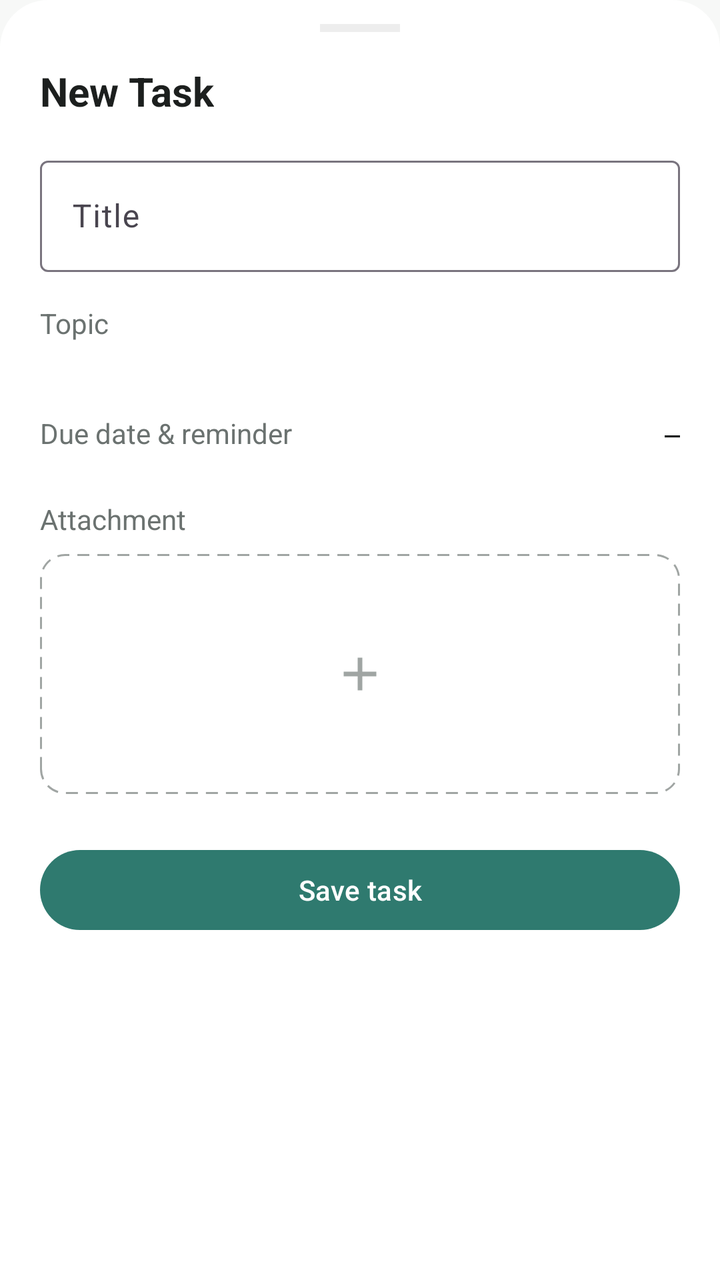
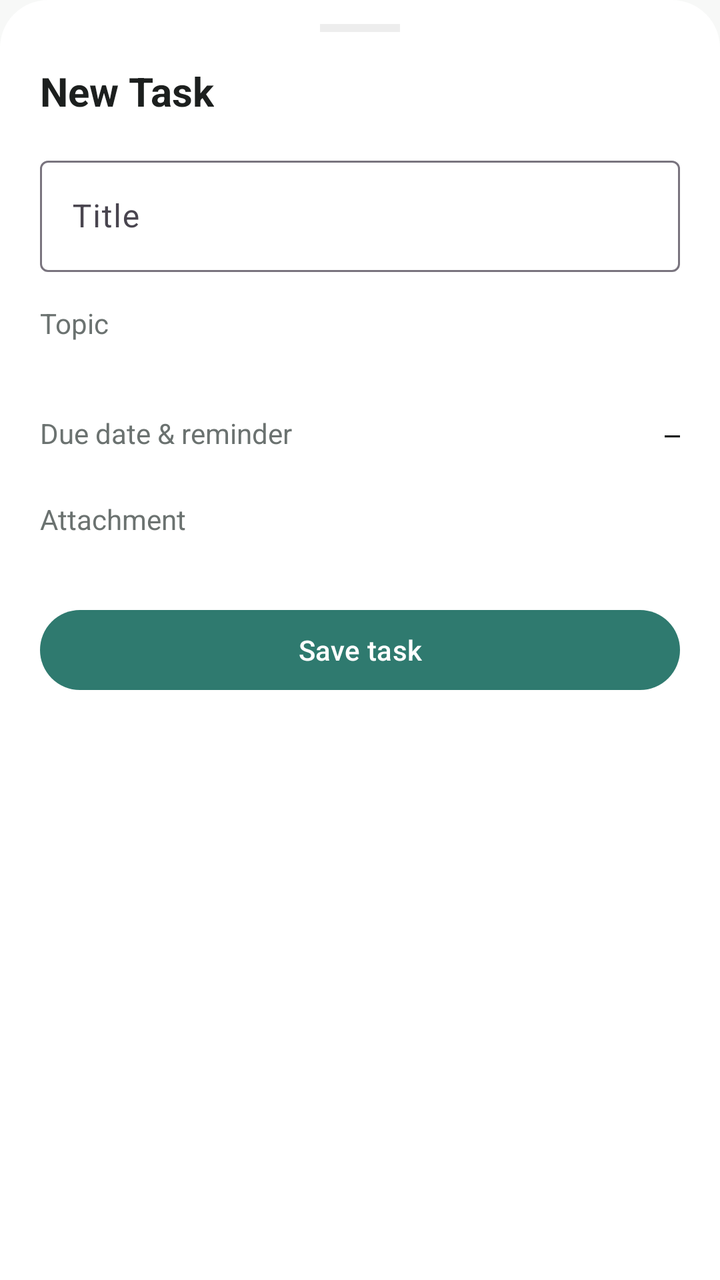

Two renders of the same Android screen: before a commit and after it. Below are the layout's source before the change and the commit's diff.
<!-- AndroidManifest.xml: application theme Theme.TodoList -->
<!-- res/layout/bottomsheet_edit_task.xml -->
<?xml version="1.0" encoding="utf-8"?>
<ScrollView xmlns:android="http://schemas.android.com/apk/res/android"
    xmlns:app="http://schemas.android.com/apk/res-auto"
    android:layout_width="match_parent"
    android:layout_height="wrap_content"
    android:background="@drawable/bg_bottom_sheet">

    <LinearLayout
        android:layout_width="match_parent"
        android:layout_height="wrap_content"
        android:orientation="vertical"
        android:paddingHorizontal="20dp"
        android:paddingTop="12dp"
        android:paddingBottom="24dp">

        <View
            android:layout_width="40dp"
            android:layout_height="4dp"
            android:layout_gravity="center_horizontal"
            android:layout_marginBottom="16dp"
            android:background="@color/whisper_border" />

        <TextView
            android:id="@+id/sheet_title"
            android:layout_width="wrap_content"
            android:layout_height="wrap_content"
            android:text="@string/new_task"
            android:textColor="@color/charcoal_ink"
            android:textSize="20sp"
            android:textStyle="bold"
            android:layout_marginBottom="16dp" />

        <com.google.android.material.textfield.TextInputLayout
            android:layout_width="match_parent"
            android:layout_height="wrap_content"
            android:hint="@string/title">

            <com.google.android.material.textfield.TextInputEditText
                android:id="@+id/et_title"
                android:layout_width="match_parent"
                android:layout_height="wrap_content"
                android:inputType="textCapSentences"
                android:maxLines="2" />
        </com.google.android.material.textfield.TextInputLayout>

        <TextView
            android:layout_width="wrap_content"
            android:layout_height="wrap_content"
            android:layout_marginTop="16dp"
            android:text="@string/topic"
            android:textColor="@color/muted_steel"
            android:textSize="14sp" />

        <com.google.android.material.chip.ChipGroup
            android:id="@+id/topic_chips"
            android:layout_width="match_parent"
            android:layout_height="wrap_content"
            android:layout_marginTop="8dp"
            app:singleSelection="true"
            app:selectionRequired="true" />

        <LinearLayout
            android:id="@+id/row_due"
            android:layout_width="match_parent"
            android:layout_height="wrap_content"
            android:orientation="horizontal"
            android:gravity="center_vertical"
            android:layout_marginTop="20dp"
            android:background="?attr/selectableItemBackground"
            android:paddingVertical="8dp">

            <TextView
                android:layout_width="0dp"
                android:layout_height="wrap_content"
                android:layout_weight="1"
                android:text="@string/due_reminder"
                android:textColor="@color/muted_steel"
                android:textSize="14sp" />

            <TextView
                android:id="@+id/tv_due"
                android:layout_width="wrap_content"
                android:layout_height="wrap_content"
                android:fontFamily="monospace"
                android:textColor="@color/charcoal_ink"
                android:textSize="13sp"
                android:text="—" />

            <ImageView
                android:id="@+id/btn_clear_due"
                android:layout_width="20dp"
                android:layout_height="20dp"
                android:layout_marginStart="8dp"
                android:contentDescription="@string/delete"
                android:src="@drawable/ic_add"
                android:rotation="45"
                android:visibility="gone"
                app:tint="@color/muted_steel" />
        </LinearLayout>

        <TextView
            android:layout_width="wrap_content"
            android:layout_height="wrap_content"
            android:layout_marginTop="16dp"
            android:text="@string/attachment"
            android:textColor="@color/muted_steel"
            android:textSize="14sp" />

        <FrameLayout
            android:id="@+id/attach"
            android:layout_width="match_parent"
            android:layout_height="120dp"
            android:layout_marginTop="8dp"
            android:background="@drawable/bg_dashed">

            <ImageView
                android:id="@+id/attach_placeholder"
                android:layout_width="28dp"
                android:layout_height="28dp"
                android:layout_gravity="center"
                android:contentDescription="@string/attachment"
                android:src="@drawable/ic_add"
                app:tint="@color/faint_steel" />

            <ImageView
                android:id="@+id/preview"
                android:layout_width="match_parent"
                android:layout_height="match_parent"
                android:contentDescription="@string/attachment"
                android:scaleType="centerCrop"
                android:visibility="gone" />
        </FrameLayout>

        <com.google.android.material.button.MaterialButton
            android:id="@+id/btn_save"
            android:layout_width="match_parent"
            android:layout_height="wrap_content"
            android:layout_marginTop="24dp"
            android:text="@string/save_task"
            android:textColor="@color/pure_surface"
            app:backgroundTint="@color/muted_sage"
            app:cornerRadius="20dp" />
    </LinearLayout>
</ScrollView>
<!-- resources referenced by this layout -->
<resources>
  <color name="charcoal_ink">#1C1F1E</color>
  <color name="faint_steel">#A0A5A3</color>
  <color name="muted_sage">#2F7A6F</color>
  <color name="muted_steel">#6B7270</color>
  <color name="pure_surface">#FFFFFF</color>
  <color name="whisper_border">#141C1F1E</color>
  <!-- drawable bg_bottom_sheet (drawable) -->
  <?xml version="1.0" encoding="utf-8"?>
  <shape xmlns:android="http://schemas.android.com/apk/res/android"
      android:shape="rectangle">
      <solid android:color="@color/pure_surface" />
      <corners
          android:topLeftRadius="24dp"
          android:topRightRadius="24dp" />
  </shape>
  <!-- drawable bg_dashed (drawable) -->
  <?xml version="1.0" encoding="utf-8"?>
  <shape xmlns:android="http://schemas.android.com/apk/res/android"
      android:shape="rectangle">
      <solid android:color="@color/pure_surface" />
      <stroke
          android:width="1dp"
          android:color="@color/faint_steel"
          android:dashWidth="6dp"
          android:dashGap="4dp" />
      <corners android:radius="12dp" />
  </shape>
  <!-- drawable ic_add (drawable) -->
  <vector xmlns:android="http://schemas.android.com/apk/res/android"
      android:width="24dp" android:height="24dp"
      android:viewportWidth="24" android:viewportHeight="24"
      android:tint="#FFFFFF">
      <path android:fillColor="@android:color/white"
          android:pathData="M19,13h-6v6h-2v-6H5v-2h6V5h2v6h6v2z"/>
  </vector>
  <string name="attachment">Attachment</string>
  <string name="delete">Delete</string>
  <string name="due_reminder">Due date &amp; reminder</string>
  <string name="new_task">New Task</string>
  <string name="save_task">Save task</string>
  <string name="title">Title</string>
  <string name="topic">Topic</string>
  <style name="Theme.TodoList" parent="Base.Theme.TodoList" />
  <style name="Base.Theme.TodoList" parent="Theme.Material3.DayNight.NoActionBar">
          
          
          <item name="colorPrimary">@color/muted_sage</item>
          <item name="colorOnPrimary">@color/pure_surface</item>
          <item name="android:colorBackground">@color/canvas_mist</item>
          <item name="colorSurface">@color/pure_surface</item>
          <item name="colorOnSurface">@color/charcoal_ink</item>
      </style>
  <color name="canvas_mist">#F7F8F7</color>
</resources>

<!-- the commit's change to res/layout/bottomsheet_edit_task.xml (unified diff, before → after) -->
@@ -106,30 +106,13 @@
             android:textColor="@color/muted_steel"
             android:textSize="14sp" />
 
-        <FrameLayout
-            android:id="@+id/attach"
+        <androidx.recyclerview.widget.RecyclerView
+            android:id="@+id/attach_row"
             android:layout_width="match_parent"
-            android:layout_height="120dp"
+            android:layout_height="wrap_content"
             android:layout_marginTop="8dp"
-            android:background="@drawable/bg_dashed">
-
-            <ImageView
-                android:id="@+id/attach_placeholder"
-                android:layout_width="28dp"
-                android:layout_height="28dp"
-                android:layout_gravity="center"
-                android:contentDescription="@string/attachment"
-                android:src="@drawable/ic_add"
-                app:tint="@color/faint_steel" />
-
-            <ImageView
-                android:id="@+id/preview"
-                android:layout_width="match_parent"
-                android:layout_height="match_parent"
-                android:contentDescription="@string/attachment"
-                android:scaleType="centerCrop"
-                android:visibility="gone" />
-        </FrameLayout>
+            android:clipToPadding="false"
+            android:scrollbars="none" />
 
         <com.google.android.material.button.MaterialButton
             android:id="@+id/btn_save"
<!-- resource entries referenced after the edit -->
@@ -1,7 +1,6 @@
 <!-- resources referenced by this layout -->
 <resources>
   <color name="charcoal_ink">#1C1F1E</color>
-  <color name="faint_steel">#A0A5A3</color>
   <color name="muted_sage">#2F7A6F</color>
   <color name="muted_steel">#6B7270</color>
   <color name="pure_surface">#FFFFFF</color>
@@ -14,18 +13,6 @@
       <corners
           android:topLeftRadius="24dp"
           android:topRightRadius="24dp" />
-  </shape>
-  <!-- drawable bg_dashed (drawable) -->
-  <?xml version="1.0" encoding="utf-8"?>
-  <shape xmlns:android="http://schemas.android.com/apk/res/android"
-      android:shape="rectangle">
-      <solid android:color="@color/pure_surface" />
-      <stroke
-          android:width="1dp"
-          android:color="@color/faint_steel"
-          android:dashWidth="6dp"
-          android:dashGap="4dp" />
-      <corners android:radius="12dp" />
   </shape>
   <!-- drawable ic_add (drawable) -->
   <vector xmlns:android="http://schemas.android.com/apk/res/android"
